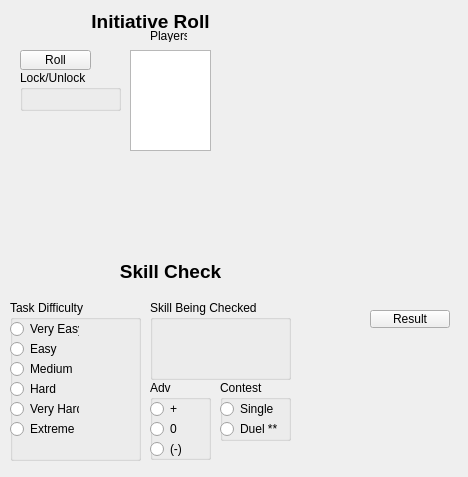
Before: the Qt Designer form GUI/widget.ui in CameronVigil/dnd-game-tracker, drawn with Qt 5.
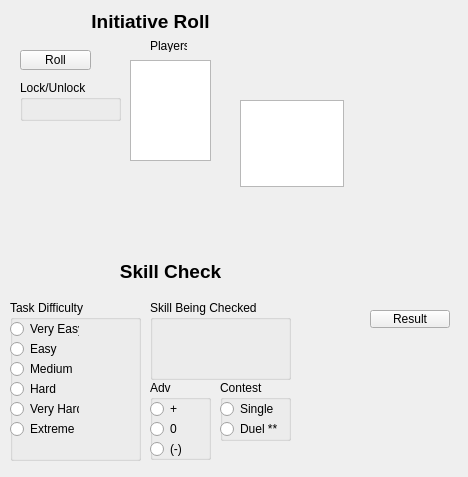
After: the same form once the commit is applied.

Patch:
```diff
--- a/GUI/widget.ui
+++ b/GUI/widget.ui
@@ -251,7 +251,7 @@
    <property name="geometry">
     <rect>
      <x>20</x>
-     <y>70</y>
+     <y>80</y>
      <width>101</width>
      <height>41</height>
     </rect>
@@ -264,7 +264,7 @@
    <property name="geometry">
     <rect>
      <x>130</x>
-     <y>50</y>
+     <y>60</y>
      <width>81</width>
      <height>101</height>
     </rect>
@@ -277,7 +277,7 @@
    <property name="geometry">
     <rect>
      <x>150</x>
-     <y>30</y>
+     <y>40</y>
      <width>37</width>
      <height>12</height>
     </rect>
@@ -299,6 +299,16 @@
     <string>&lt;html&gt;&lt;head/&gt;&lt;body&gt;&lt;p align=&quot;center&quot;&gt;&lt;span style=&quot; font-size:14pt; font-weight:700;&quot;&gt;Initiative Roll&lt;/span&gt;&lt;/p&gt;&lt;/body&gt;&lt;/html&gt;</string>
    </property>
   </widget>
+  <widget class="QPlainTextEdit" name="plainTextEdit">
+   <property name="geometry">
+    <rect>
+     <x>240</x>
+     <y>100</y>
+     <width>104</width>
+     <height>87</height>
+    </rect>
+   </property>
+  </widget>
  </widget>
  <resources/>
  <connections/>
```
